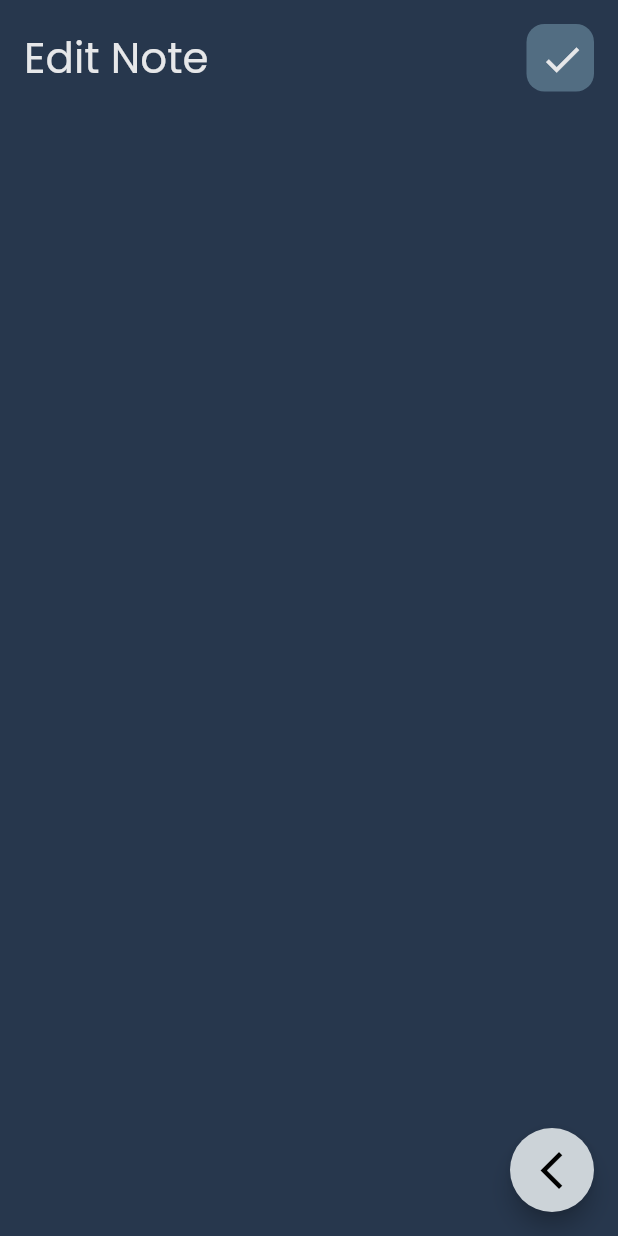
After one commit to MohamedMohamedSaleh/notes_app, a Flutter app: the screen it shows after launch, after a tap on "Flutter Tips", on a phone screen of 412 x 824 dp. The commit adds this screen. Run offline on Flutter 3.47's test engine with Material 2 defaults, Android fonts, the phone set to English and light mode, and no system bars.

Commit message:
add custom app bar to edit note view

```diff
--- /dev/null
+++ b/lib/views/edit_note_view.dart
@@ -0,0 +1,29 @@
+import 'package:flutter/material.dart';
+import 'package:notes_app/constants/colors.dart';
+import 'package:notes_app/views/widgets/custom_app_bar.dart';
+
+class EditNoteView extends StatelessWidget {
+  const EditNoteView({super.key});
+
+  @override
+  Widget build(BuildContext context) {
+    return Scaffold(
+      floatingActionButton: FloatingActionButton(
+        backgroundColor: myBlackLight,
+        onPressed: () {
+          Navigator.pop(context);
+        },
+        child: const Icon(
+          Icons.arrow_back_ios_sharp,
+          size: 30,
+        ),
+      ),
+      body: const Padding(
+        padding: EdgeInsets.all(16.0),
+        child: Column(children: [
+          CustomAppBar(title: "Edit Note", typeIcon: Icons.check),
+        ]),
+      ),
+    );
+  }
+}
--- a/lib/views/widgets/custom_app_bar.dart
+++ b/lib/views/widgets/custom_app_bar.dart
@@ -4,21 +4,22 @@ import '../../constants/colors.dart';
 import 'custom_search_icon.dart';
 
 class CustomAppBar extends StatelessWidget {
-  const CustomAppBar({super.key});
+  final String title;
+  final IconData typeIcon;
+  const CustomAppBar({super.key, required this.title, required this.typeIcon});
 
   @override
   Widget build(BuildContext context) {
     return Padding(
       padding: const EdgeInsets.only(bottom: 12),
       child: Row(
-          mainAxisAlignment: MainAxisAlignment.spaceBetween,
+        mainAxisAlignment: MainAxisAlignment.spaceBetween,
         children: [
           Text(
-            "Notes",
+            title,
             style: TextStyle(fontSize: 28, color: myWhite),
           ),
-
-           const CustomSearchIcon(),
+           CustomSearchIcon(typeIcon: typeIcon),
         ],
       ),
     );
--- a/lib/views/widgets/custom_item_note.dart
+++ b/lib/views/widgets/custom_item_note.dart
@@ -1,4 +1,5 @@
 import 'package:flutter/material.dart';
+import 'package:notes_app/views/edit_note_view.dart';
 
 import '../../constants/colors.dart';
 
@@ -7,7 +8,18 @@ class CustomItemNote extends StatelessWidget {
 
   @override
   Widget build(BuildContext context) {
-    return Container(
+    return GestureDetector(
+      onTap: () {
+        Navigator.push(
+          context,
+          MaterialPageRoute(
+            builder: (context) {
+              return const EditNoteView();
+            },
+          ),
+        );
+      },
+      child: Container(
         padding: const EdgeInsets.only(bottom: 12, left: 12, top: 12),
         decoration: BoxDecoration(
           borderRadius: BorderRadius.circular(16),
@@ -50,6 +62,7 @@ class CustomItemNote extends StatelessWidget {
                 style: TextStyle(fontSize: 14, color: myBlackLight)),
           ),
         ]),
+      ),
     );
   }
 }
--- a/lib/views/widgets/custom_search_icon.dart
+++ b/lib/views/widgets/custom_search_icon.dart
@@ -2,9 +2,9 @@ import 'package:flutter/material.dart';
 
 import '../../constants/colors.dart';
 
-
 class CustomSearchIcon extends StatelessWidget {
-  const CustomSearchIcon({super.key});
+  final IconData typeIcon;
+  const CustomSearchIcon({super.key, required this.typeIcon});
 
   @override
   Widget build(BuildContext context) {
@@ -17,12 +17,12 @@ class CustomSearchIcon extends StatelessWidget {
       width: 45,
       padding: const EdgeInsets.all(.8),
       child: IconButton(
-              onPressed: (){},
-              icon: Icon(Icons.search,
+          onPressed: () {},
+          icon: Icon(
+            typeIcon,
             size: 30,
-            color: myWhite,)
-
-            ),
+            color: myWhite,
+          )),
     );
   }
 }
--- a/lib/views/widgets/notes_view_body.dart
+++ b/lib/views/widgets/notes_view_body.dart
@@ -12,7 +12,10 @@ class NotesViewBody extends StatelessWidget {
       padding: EdgeInsets.all(16),
       child: Column(
         children: [
-          CustomAppBar(),
+          CustomAppBar(
+            typeIcon: Icons.search,
+            title: "Notes",
+          ),
           Expanded(child: NotesListview()),
         ],
       ),
```
Lines whose indentation alone changed are shown as unchanged.
